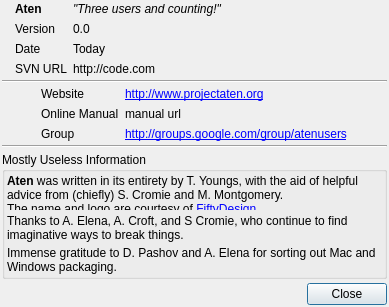
Above: src/gui/about.ui from trisyoungs/aten before the change. Below: the same form after it.
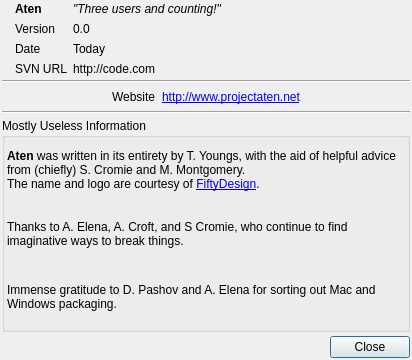
That is the form after the change. Icons and pictures are not drawn.

Commit message: Corrected About dialog for new website.

```diff
--- a/src/gui/about.ui
+++ b/src/gui/about.ui
@@ -5,8 +5,8 @@
    <rect>
     <x>0</x>
     <y>0</y>
-    <width>389</width>
-    <height>307</height>
+    <width>412</width>
+    <height>360</height>
    </rect>
   </property>
   <property name="sizePolicy" >
@@ -257,13 +257,6 @@
        <property name="spacing" >
         <number>6</number>
        </property>
-       <item row="1" column="0" >
-        <widget class="QLabel" name="label_5" >
-         <property name="text" >
-          <string>Online Manual</string>
-         </property>
-        </widget>
-       </item>
        <item row="0" column="0" >
         <widget class="QLabel" name="label_4" >
          <property name="text" >
@@ -271,40 +264,10 @@
          </property>
         </widget>
        </item>
-       <item row="1" column="1" >
-        <widget class="QLabel" name="ManualLabel" >
-         <property name="text" >
-          <string>manual url</string>
-         </property>
-         <property name="openExternalLinks" >
-          <bool>true</bool>
-         </property>
-        </widget>
-       </item>
        <item row="0" column="1" >
         <widget class="QLabel" name="label" >
          <property name="text" >
-          <string>&lt;a href=http://www.projectaten.org>http://www.projectaten.org&lt;/a></string>
-         </property>
-         <property name="openExternalLinks" >
-          <bool>true</bool>
-         </property>
-        </widget>
-       </item>
-       <item row="2" column="0" >
-        <widget class="QLabel" name="label_12" >
-         <property name="text" >
-          <string>Group</string>
-         </property>
-        </widget>
-       </item>
-       <item row="2" column="1" >
-        <widget class="QLabel" name="label_13" >
-         <property name="text" >
-          <string>&lt;a href="http://groups.google.com/group/atenusers">http://groups.google.com/group/atenusers&lt;/a></string>
-         </property>
-         <property name="textFormat" >
-          <enum>Qt::RichText</enum>
+          <string>&lt;a href=http://www.projectaten.org>http://www.projectaten.net&lt;/a></string>
          </property>
          <property name="openExternalLinks" >
           <bool>true</bool>
```
The commit also changes 2 other files.
